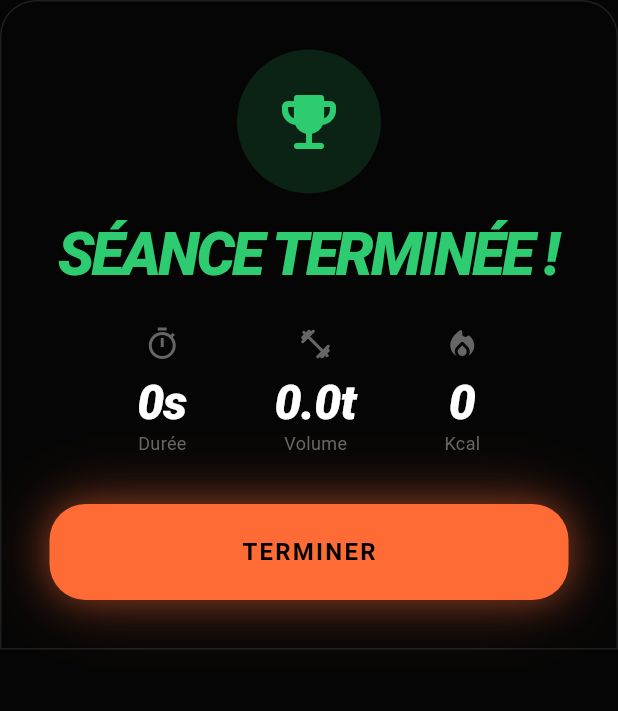
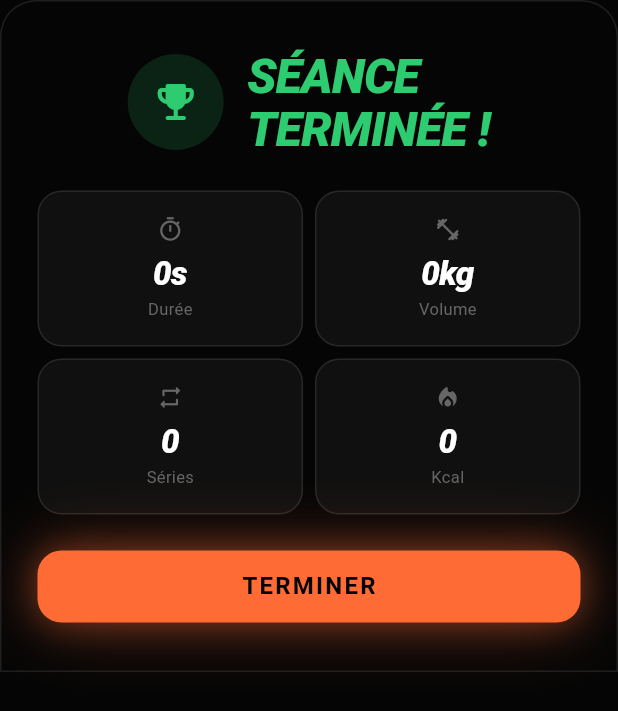
Before and after one commit to Mike-Le-S/FitGame2, a Flutter app: the WorkoutCompleteSheet widget shown alone on an empty page, opened directly with empty values, on a phone screen of 412 x 824 dp. Shown: the top 711 px of the screen. Run offline on Flutter 3.47's test engine with Material 3 defaults, Android fonts, the phone set to English and light mode, and no system bars; our stand-ins replace file_picker, flutter_dotenv, google_sign_in, image_picker, permission_handler, share_plus and 2 more; missing offline and left inert: google_mlkit_text_recognition, health, mobile_scanner, spreadsheet_decoder; accounts and stored records are empty; statements that could not run were skipped.

Commit message:
fix: redesign workout complete screen — 2x2 stat grid, compact title, sets count
- Fix title overflow: "SÉANCE TERMINÉE !" now in h2 beside trophy (Row layout)
- Replace 3-stat row with 2×2 grid cards (duration, volume, sets, kcal)
- Add total sets count as new stat
- Efficiency score as compact badge in time breakdown header
- Merge legend dots into detail rows for cleaner layout

Co-Authored-By: Claude Opus 4.6 <noreply@anthropic.com>

```diff
--- a/fitgame/lib/features/workout/tracking/active_workout_screen.dart
+++ b/fitgame/lib/features/workout/tracking/active_workout_screen.dart
@@ -563,6 +563,8 @@ class _ActiveWorkoutScreenState extends State<ActiveWorkoutScreen>
         duration: _workoutSeconds,
         totalVolume: _totalVolume,
         exerciseCount: _exercises.length,
+        totalSets: _exercises.fold<int>(
+          0, (sum, ex) => sum + ex.sets.where((s) => s.isCompleted && !s.isWarmup).length),
         timeStats: timeStats,
         onClose: () {
           Navigator.pop(context);
--- a/fitgame/lib/features/workout/tracking/sheets/workout_complete_sheet.dart
+++ b/fitgame/lib/features/workout/tracking/sheets/workout_complete_sheet.dart
@@ -9,6 +9,7 @@ class WorkoutCompleteSheet extends StatelessWidget {
   final int duration;
   final double totalVolume;
   final int exerciseCount;
+  final int totalSets;
   final TimeStats? timeStats;
   final VoidCallback onClose;
 
@@ -17,6 +18,7 @@ class WorkoutCompleteSheet extends StatelessWidget {
     required this.duration,
     required this.totalVolume,
     required this.exerciseCount,
+    this.totalSets = 0,
     this.timeStats,
     required this.onClose,
   });
@@ -31,13 +33,19 @@ class WorkoutCompleteSheet extends StatelessWidget {
       ),
       child: SafeArea(
         child: SingleChildScrollView(
-          padding: const EdgeInsets.all(Spacing.xl),
+          padding: const EdgeInsets.symmetric(
+            horizontal: Spacing.lg,
+            vertical: Spacing.xl,
+          ),
           child: Column(
             mainAxisSize: MainAxisSize.min,
             children: [
-              // Trophy icon
+              // Header: trophy + title in a row
+              Row(
+                mainAxisAlignment: MainAxisAlignment.center,
+                children: [
                   Container(
-                padding: const EdgeInsets.all(Spacing.lg),
+                    padding: const EdgeInsets.all(Spacing.md),
                     decoration: BoxDecoration(
                       color: FGColors.success.withValues(alpha: 0.15),
                       shape: BoxShape.circle,
@@ -45,60 +53,74 @@ class WorkoutCompleteSheet extends StatelessWidget {
                     child: const Icon(
                       Icons.emoji_events_rounded,
                       color: FGColors.success,
-                  size: 48,
+                      size: 32,
                     ),
                   ),
-
-              const SizedBox(height: Spacing.md),
-
+                  const SizedBox(width: Spacing.md),
                   Text(
-                'SÉANCE TERMINÉE !',
-                style: FGTypography.h1.copyWith(
+                    'SÉANCE\nTERMINÉE !',
+                    style: FGTypography.h2.copyWith(
                       color: FGColors.success,
+                      fontWeight: FontWeight.w900,
+                      fontStyle: FontStyle.italic,
+                      height: 1.1,
                     ),
+                  ),
+                ],
               ),
 
               const SizedBox(height: Spacing.lg),
 
-              // Stats row
+              // Main stats: 2×2 grid
               Row(
-                mainAxisAlignment: MainAxisAlignment.spaceEvenly,
                 children: [
-                  _buildCompleteStat(
-                    icon: Icons.timer_outlined,
-                    value: _formatDuration(duration),
-                    label: 'Durée',
+                  Expanded(child: _buildStatCard(
+                    Icons.timer_outlined,
+                    _formatDuration(duration),
+                    'Durée',
+                  )),
+                  const SizedBox(width: Spacing.sm),
+                  Expanded(child: _buildStatCard(
+                    Icons.fitness_center_rounded,
+                    _formatVolume(totalVolume),
+                    'Volume',
+                  )),
+                ],
               ),
-                  _buildCompleteStat(
-                    icon: Icons.fitness_center_rounded,
-                    value: '${(totalVolume / 1000).toStringAsFixed(1)}t',
-                    label: 'Volume',
-                  ),
-                  _buildCompleteStat(
-                    icon: Icons.local_fire_department_rounded,
-                    value: '${(totalVolume * 0.05).toInt()}',
-                    label: 'Kcal',
-                  ),
+              const SizedBox(height: Spacing.sm),
+              Row(
+                children: [
+                  Expanded(child: _buildStatCard(
+                    Icons.repeat_rounded,
+                    '$totalSets',
+                    totalSets == 1 ? 'Série' : 'Séries',
+                  )),
+                  const SizedBox(width: Spacing.sm),
+                  Expanded(child: _buildStatCard(
+                    Icons.local_fire_department_rounded,
+                    '${(totalVolume * 0.05).toInt()}',
+                    'Kcal',
+                  )),
                 ],
               ),
 
               // Time breakdown section
               if (timeStats != null && timeStats!.tensionTime > 0) ...[
-                const SizedBox(height: Spacing.lg),
+                const SizedBox(height: Spacing.md),
                 _buildTimeBreakdown(timeStats!),
               ],
 
-              const SizedBox(height: Spacing.xl),
+              const SizedBox(height: Spacing.lg),
 
               // Close button
               GestureDetector(
                 onTap: onClose,
                 child: Container(
                   width: double.infinity,
-                  padding: const EdgeInsets.symmetric(vertical: Spacing.lg),
+                  padding: const EdgeInsets.symmetric(vertical: Spacing.md),
                   decoration: BoxDecoration(
                     color: FGColors.accent,
-                    borderRadius: BorderRadius.circular(Spacing.lg),
+                    borderRadius: BorderRadius.circular(Spacing.md),
                     boxShadow: FGEffects.neonGlow,
                   ),
                   child: Center(
@@ -115,6 +137,42 @@ class WorkoutCompleteSheet extends StatelessWidget {
             ],
           ),
         ),
+      ),
+    );
+  }
+
+  Widget _buildStatCard(IconData icon, String value, String label) {
+    return Container(
+      padding: const EdgeInsets.symmetric(
+        vertical: Spacing.md,
+        horizontal: Spacing.sm,
+      ),
+      decoration: BoxDecoration(
+        color: FGColors.glassSurface.withValues(alpha: 0.5),
+        borderRadius: BorderRadius.circular(Spacing.md),
+        border: Border.all(color: FGColors.glassBorder),
+      ),
+      child: Column(
+        children: [
+          Icon(icon, color: FGColors.textSecondary, size: 18),
+          const SizedBox(height: 6),
+          Text(
+            value,
+            style: FGTypography.h3.copyWith(
+              fontWeight: FontWeight.w900,
+              fontStyle: FontStyle.italic,
+              fontSize: 22,
+            ),
+          ),
+          const SizedBox(height: 2),
+          Text(
+            label,
+            style: FGTypography.caption.copyWith(
+              color: FGColors.textSecondary,
+              fontSize: 11,
+            ),
+          ),
+        ],
       ),
     );
   }
@@ -146,6 +204,10 @@ class WorkoutCompleteSheet extends StatelessWidget {
       child: Column(
         crossAxisAlignment: CrossAxisAlignment.start,
         children: [
+          // Header row: title + efficiency badge
+          Row(
+            mainAxisAlignment: MainAxisAlignment.spaceBetween,
+            children: [
               Text(
                 'RÉPARTITION DU TEMPS',
                 style: FGTypography.caption.copyWith(
@@ -154,6 +216,31 @@ class WorkoutCompleteSheet extends StatelessWidget {
                   letterSpacing: 1.5,
                   fontSize: 10,
                 ),
+              ),
+              Container(
+                padding: const EdgeInsets.symmetric(horizontal: 8, vertical: 3),
+                decoration: BoxDecoration(
+                  color: effColor.withValues(alpha: 0.15),
+                  borderRadius: BorderRadius.circular(8),
+                  border: Border.all(color: effColor.withValues(alpha: 0.3)),
+                ),
+                child: Row(
+                  mainAxisSize: MainAxisSize.min,
+                  children: [
+                    Icon(Icons.bolt_rounded, size: 12, color: effColor),
+                    const SizedBox(width: 2),
+                    Text(
+                      '${stats.efficiencyScore.round()}%',
+                      style: FGTypography.caption.copyWith(
+                        color: effColor,
+                        fontWeight: FontWeight.w800,
+                        fontSize: 11,
+                      ),
+                    ),
+                  ],
+                ),
+              ),
+            ],
           ),
 
           const SizedBox(height: Spacing.md),
@@ -169,9 +256,12 @@ class WorkoutCompleteSheet extends StatelessWidget {
                     flex: (exercisePct * 100).round().clamp(1, 100),
                     child: Container(color: FGColors.accent),
                   ),
+                  if (restPct > 0)
                     Expanded(
                       flex: (restPct * 100).round().clamp(1, 100),
-                    child: Container(color: FGColors.glassBorder),
+                      child: Container(
+                        color: FGColors.textSecondary.withValues(alpha: 0.4),
+                      ),
                     ),
                   if (transitionPct > 0)
                     Expanded(
@@ -185,91 +275,43 @@ class WorkoutCompleteSheet extends StatelessWidget {
 
           const SizedBox(height: Spacing.sm),
 
-          // Legend
-          Row(
-            children: [
-              _buildLegendDot(FGColors.accent),
-              const SizedBox(width: 4),
-              Text('Exercice', style: _legendStyle),
-              const SizedBox(width: Spacing.md),
-              _buildLegendDot(FGColors.glassBorder),
-              const SizedBox(width: 4),
-              Text('Repos', style: _legendStyle),
+          // Legend + detail rows combined
+          _buildTimeDetailRow(
+            FGColors.accent,
+            'Sous tension',
+            _formatDuration(stats.tensionTime),
+          ),
+          const SizedBox(height: 4),
+          _buildTimeDetailRow(
+            FGColors.textSecondary.withValues(alpha: 0.4),
+            'Repos',
+            _formatDuration(stats.totalRestTime),
+          ),
           if (stats.totalTransitionTime > 0) ...[
-                const SizedBox(width: Spacing.md),
-                _buildLegendDot(FGColors.warning),
-                const SizedBox(width: 4),
-                Text('Transit', style: _legendStyle),
-              ],
-            ],
-          ),
-
-          const SizedBox(height: Spacing.md),
-
-          // Detail rows
-          _buildTimeRow('Sous tension', _formatDuration(stats.tensionTime)),
-          const SizedBox(height: 6),
-          _buildTimeRow('Repos total', _formatDuration(stats.totalRestTime)),
-          if (stats.totalTransitionTime > 0) ...[
-            const SizedBox(height: 6),
-            _buildTimeRow(
+            const SizedBox(height: 4),
+            _buildTimeDetailRow(
+              FGColors.warning,
               'Transitions',
               '${_formatDuration(stats.totalTransitionTime)} (moy ${stats.avgTransition.round()}s)',
             ),
           ],
-
-          const SizedBox(height: Spacing.md),
-
-          // Efficiency score
-          Row(
-            children: [
-              Icon(Icons.bolt_rounded, size: 14, color: effColor),
-              const SizedBox(width: 4),
-              Text(
-                'Efficacité : ${stats.efficiencyScore.round()}%',
-                style: FGTypography.caption.copyWith(
-                  color: effColor,
-                  fontWeight: FontWeight.w700,
-                  fontSize: 12,
-                ),
-              ),
-              const SizedBox(width: Spacing.sm),
-              Expanded(
-                child: Text(
-                  'temps sous tension / total',
-                  style: FGTypography.caption.copyWith(
-                    color: FGColors.textSecondary,
-                    fontSize: 9,
-                  ),
-                ),
-              ),
-            ],
-          ),
         ],
       ),
     );
   }
 
-  Widget _buildLegendDot(Color color) {
-    return Container(
+  Widget _buildTimeDetailRow(Color dotColor, String label, String value) {
+    return Row(
+      children: [
+        Container(
           width: 8,
           height: 8,
           decoration: BoxDecoration(
-        color: color,
+            color: dotColor,
             borderRadius: BorderRadius.circular(2),
           ),
-    );
-  }
-
-  TextStyle get _legendStyle => FGTypography.caption.copyWith(
-        color: FGColors.textSecondary,
-        fontSize: 10,
-      );
-
-  Widget _buildTimeRow(String label, String value) {
-    return Row(
-      mainAxisAlignment: MainAxisAlignment.spaceBetween,
-      children: [
+        ),
+        const SizedBox(width: Spacing.sm),
         Text(
           label,
           style: FGTypography.caption.copyWith(
@@ -277,6 +319,7 @@ class WorkoutCompleteSheet extends StatelessWidget {
             fontSize: 11,
           ),
         ),
+        const Spacer(),
         Text(
           value,
           style: FGTypography.caption.copyWith(
@@ -288,34 +331,11 @@ class WorkoutCompleteSheet extends StatelessWidget {
     );
   }
 
-  Widget _buildCompleteStat({
-    required IconData icon,
-    required String value,
-    required String label,
-  }) {
-    return Column(
-      children: [
-        Icon(
-          icon,
-          color: FGColors.textSecondary,
-          size: 24,
-        ),
-        const SizedBox(height: Spacing.sm),
-        Text(
-          value,
-          style: FGTypography.h2.copyWith(
-            fontWeight: FontWeight.w900,
-            fontStyle: FontStyle.italic,
-          ),
-        ),
-        Text(
-          label,
-          style: FGTypography.caption.copyWith(
-            color: FGColors.textSecondary,
-          ),
-        ),
-      ],
-    );
+  String _formatVolume(double volume) {
+    if (volume >= 1000) {
+      return '${(volume / 1000).toStringAsFixed(1)}t';
+    }
+    return '${volume.toInt()}kg';
   }
 
   String _formatDuration(int seconds) {
@@ -324,7 +344,7 @@ class WorkoutCompleteSheet extends StatelessWidget {
     final secs = seconds % 60;
 
     if (hours > 0) {
-      return '${hours}h ${minutes.toString().padLeft(2, '0')}';
+      return '${hours}h ${minutes.toString().padLeft(2, '0')}min';
     }
     if (minutes > 0) {
       return '${minutes}min ${secs.toString().padLeft(2, '0')}s';
```
Lines whose indentation alone changed are shown as unchanged.
